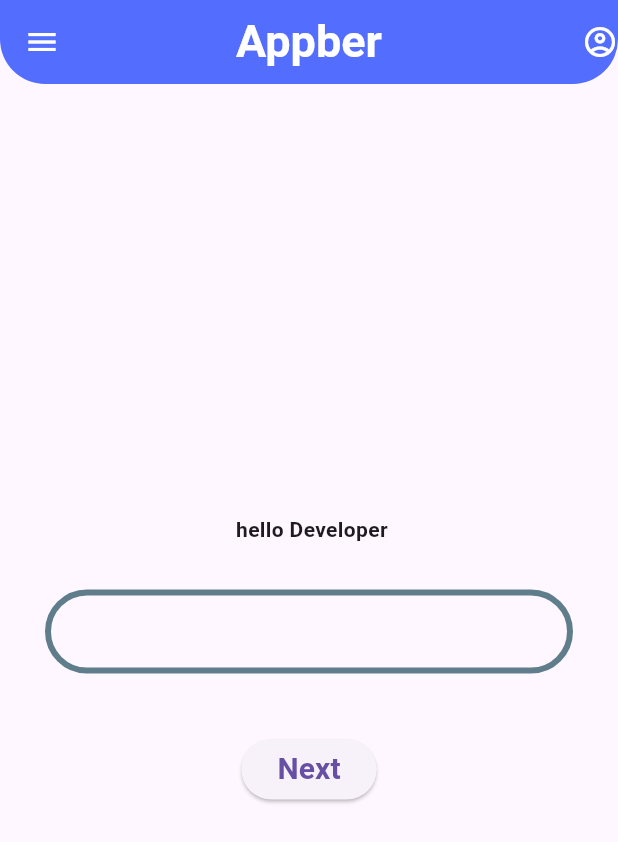
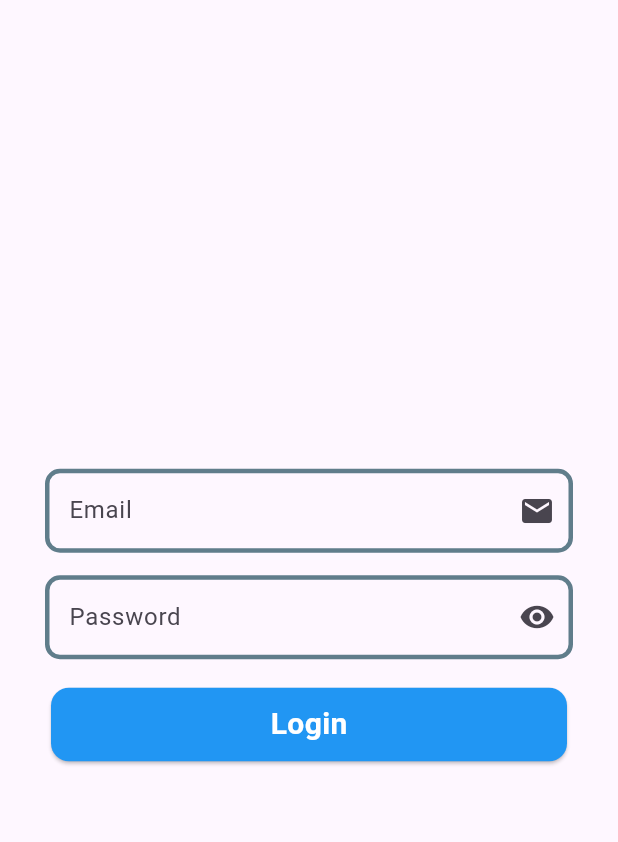
Before and after one commit to rifatalam26/my-first-app, a Flutter app: the screen it shows after launch, on a phone screen of 412 x 824 dp. Shown: the top 842 px of the screen. Run offline on Flutter 3.47's test engine with Material 3 defaults, Android fonts, the phone set to English and light mode, and no system bars.

Commit message:
TextField page navigate

```diff
--- a/lib/main.dart
+++ b/lib/main.dart
@@ -27,65 +27,98 @@ class HomePage extends StatefulWidget {
 }
 
 class _HomePageState extends State<HomePage> {
-  String c = "hello Developer";
+ TextEditingController emailControler= TextEditingController();
+ TextEditingController passwordControler= TextEditingController();
 
   @override
   Widget build(BuildContext context) {
     return Scaffold(
-        appBar: AppBar(
-          title: Text(
-            "Appber",
-            style: TextStyle(fontSize: 30, fontWeight: FontWeight.bold),
-          ),
-          actions: [Icon(Icons.account_circle_outlined)],
-          backgroundColor: Colors.indigoAccent,
-          foregroundColor: Colors.white,
-          centerTitle: true,
-          shape: RoundedRectangleBorder(
-              borderRadius: BorderRadius.only(
-                  bottomLeft: Radius.circular(30),
-                  bottomRight: Radius.circular(30))),
-        ),
-        drawer: Drawer(),
-        body: Center(
+        // appBar: AppBar(
+        //   title: Text(
+        //     "Appber",
+        //     style: TextStyle(fontSize: 30, fontWeight: FontWeight.bold),
+        //   ),
+        //   actions: [Icon(Icons.account_circle_outlined)],
+        //   backgroundColor: Colors.indigoAccent,
+        //   foregroundColor: Colors.white,
+        //   centerTitle: true,
+        //   shape: RoundedRectangleBorder(
+        //       borderRadius: BorderRadius.only(
+        //           bottomLeft: Radius.circular(30),
+        //           bottomRight: Radius.circular(30))),
+        // ),
+        // drawer: Drawer(),
+        body: Padding(
+      padding: const EdgeInsets.all(30.0),
+      child: Center(
         child: Column(
           mainAxisAlignment: MainAxisAlignment.center,
           children: [
-              Text(
-                " $c",
-                style: TextStyle(fontWeight: FontWeight.bold),
-              ),
-              Padding(
-                padding: const EdgeInsets.all(30.0),
-                child: TextField(
-                  onChanged: (value) => setState(() {
-                    c=value;
-                  }),
+            TextField(
+              controller: emailControler,
               decoration: InputDecoration(
+                  labelText: "Email",
+                  hintText: "abcd.@gmail.com",
+                  suffixIcon: Icon(Icons.email),
                   focusedBorder: OutlineInputBorder(
-                        borderRadius: BorderRadius.circular(30),
-                        borderSide:
-                            BorderSide(color: Colors.lightBlueAccent, width: 4),
+                    borderRadius: BorderRadius.circular(10),
+                    borderSide: BorderSide(color: Colors.lightBlue, width: 3),
                   ),
                   enabledBorder: OutlineInputBorder(
-                          borderRadius: BorderRadius.circular(30),
+                      borderRadius: BorderRadius.circular(10),
                       borderSide:
-                              BorderSide(color: Colors.blueGrey, width: 4))),
+                          BorderSide(color: Colors.blueGrey, width: 3))),
+            ),
+            SizedBox(
+              height: 15,
+            ),
+            TextField(
+              controller: passwordControler,
+              decoration: InputDecoration(
+                  labelText: "Password",
+                  hintText: "********",
+                  suffixIcon: Icon(Icons.remove_red_eye),
+                  focusedBorder: OutlineInputBorder(
+                    borderRadius: BorderRadius.circular(10),
+                    borderSide: BorderSide(color: Colors.lightBlue, width: 3),
+                  ),
+                  enabledBorder: OutlineInputBorder(
+                      borderRadius: BorderRadius.circular(10),
+                      borderSide:
+                          BorderSide(color: Colors.blueGrey, width: 3))),
+            ),
+            SizedBox(
+              height: 15,
+            ),
+            GestureDetector(
+              onTap: () {
+               if(emailControler.text.isEmpty || passwordControler.text.isEmpty){
+                 print("---------Empty");
+               }else{
+                 print("--------Not Empty");
+               }
+              },
+              child: Card(
+                color: Colors.blue,
+                child: Row(
+                  mainAxisAlignment: MainAxisAlignment.center,
+                  children: [
+                    Padding(
+                      padding: const EdgeInsets.all(10.0),
+                      child: Text(
+                        "Login",
+                        style: TextStyle(
+                            fontSize: 20,
+                            fontWeight: FontWeight.bold,
+                            color: Colors.white),
+                      ),
+                    )
+                  ],
                 ),
               ),
-              SizedBox(
-                height: 10,
+            )
+          ],
         ),
-              ElevatedButton(
-                  onPressed: () {
-                    Navigator.push(context,
-                        MaterialPageRoute(builder: (context) => home_screen()));
-                  },
-                  child: Text(
-                    "Next",
-                    style: TextStyle(fontSize: 20, fontWeight: FontWeight.bold),
-                  ))
-            ],
       ),
     ));
   }
```
Lines whose indentation alone changed are shown as unchanged.
